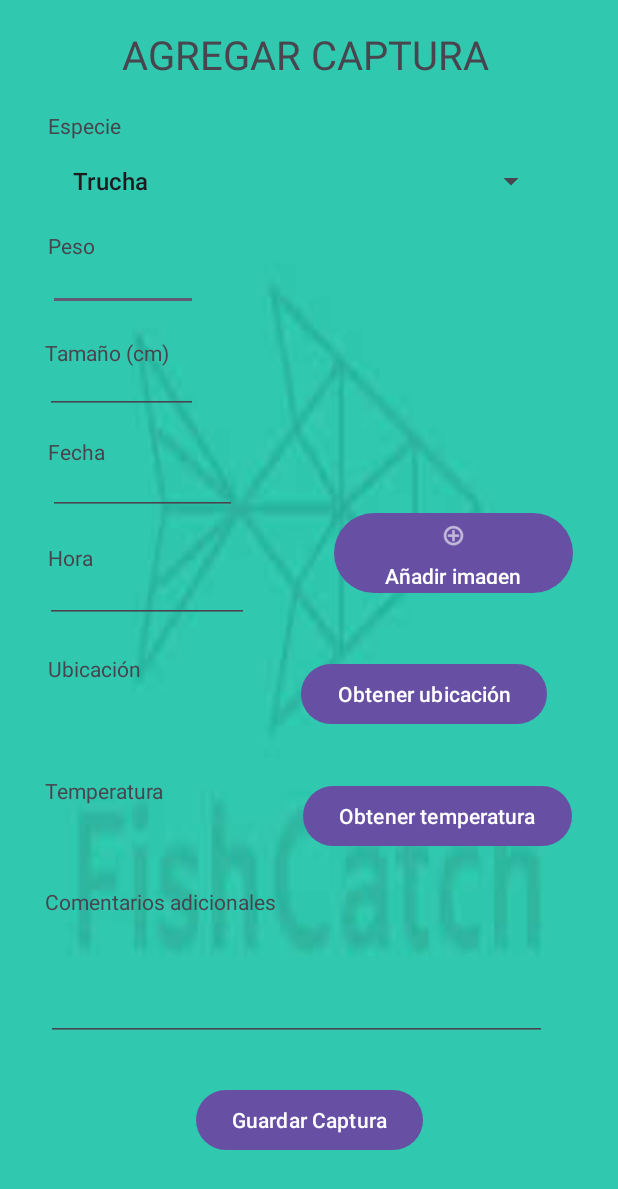
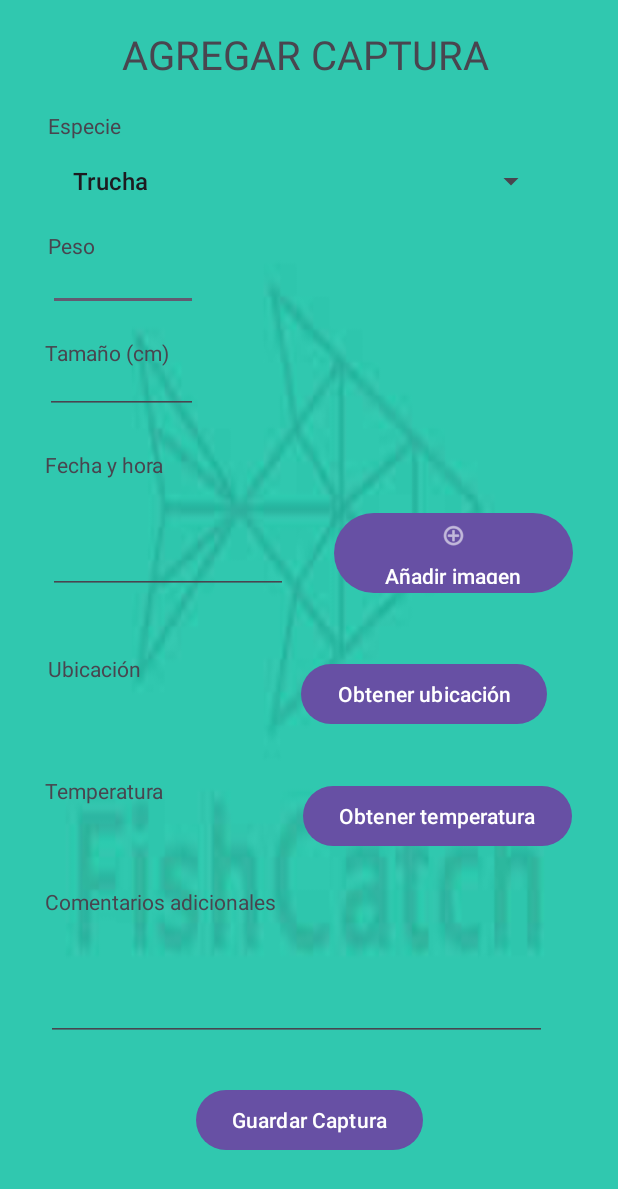
Before and after one commit to BartolomeGarcia/FishCatch, an Android app: the MainActivityAgregarCaptura screen opened directly, with no data from a screen before it, on a phone screen of 412 x 824 dp. Shown: the top 1189 px of the screen. Run offline under Robolectric (Android 15) with nearby library versions, the phone set to English and light mode, and no system bars.

Commit message:
Campo fecha y hora implementado para que aparezca en formato calendario

```diff
--- a/app/src/main/java/com/example/fishcatch/activities/MainActivityAgregarCaptura.java
+++ b/app/src/main/java/com/example/fishcatch/activities/MainActivityAgregarCaptura.java
@@ -1,5 +1,7 @@
 package com.example.fishcatch.activities;
 
+import android.app.DatePickerDialog;
+import android.app.TimePickerDialog;
 import android.content.Intent;
 import android.database.Cursor;
 import android.net.Uri;
@@ -8,19 +10,23 @@ import android.view.View;
 import android.widget.AdapterView;
 import android.widget.ArrayAdapter;
 import android.widget.Button;
+import android.widget.DatePicker;
 import android.widget.EditText;
 import android.widget.ImageView;
 import android.widget.Spinner;
 import android.widget.TextView;
+import android.widget.TimePicker;
 
 import androidx.annotation.Nullable;
 import androidx.appcompat.app.AppCompatActivity;
 
 import com.example.fishcatch.R;
-import com.example.fishcatch.model.Especie;
 import com.example.fishcatch.repositories.AdaptadorBaseDeDatos;
 
+import java.text.SimpleDateFormat;
 import java.util.ArrayList;
+import java.util.Calendar;
+import java.util.Locale;
 
 public class MainActivityAgregarCaptura extends AppCompatActivity implements AdapterView.OnItemSelectedListener {
     private Button botonAnnadirImagen;
@@ -30,14 +36,13 @@ public class MainActivityAgregarCaptura extends AppCompatActivity implements Ada
     private Spinner spinnerEspecies;
     private EditText peso;
     private EditText tamanno;
-    private EditText fecha;
-    private EditText hora;
+    private EditText fechaHora;
     private TextView ubicacion;
     private TextView temperatura;
     private EditText comentariosAdicionales;
     private Button botonObtenerUbicacion;
     private Button botonObtenerTemperatura;
-
+    private Calendar calendar;  //Para la fecha y hora
 
     @Override
     protected void onCreate(Bundle savedInstanceState) {
@@ -50,8 +55,7 @@ public class MainActivityAgregarCaptura extends AppCompatActivity implements Ada
         spinnerEspecies=findViewById(R.id.spinnerEspecies);
         peso=findViewById(R.id.editTextNumberDecimalPeso);
         tamanno=findViewById(R.id.editTextNumberTamanno);
-        fecha=findViewById(R.id.editTextDateFecha);
-        hora=findViewById(R.id.editTextTimeHora);
+        fechaHora=findViewById(R.id.editTextDateFechaHora);
         ubicacion=findViewById(R.id.textViewUbicacion);
         temperatura=findViewById(R.id.textViewTemperatura);
         comentariosAdicionales=findViewById(R.id.editTextTextComentariosAdicionales);
@@ -79,6 +83,44 @@ public class MainActivityAgregarCaptura extends AppCompatActivity implements Ada
             public void onClick(View v) {
                 abrirGaleria();
             }
+        });
+
+        //Fecha y Hora
+        calendar=Calendar.getInstance();
+        fechaHora.setOnClickListener(view -> {
+            // Mostrar selector de fecha
+            DatePickerDialog datePickerDialog = new DatePickerDialog(
+                    MainActivityAgregarCaptura.this,
+                    (DatePicker view1, int year, int month, int dayOfMonth) -> {
+                        calendar.set(Calendar.YEAR, year);
+                        calendar.set(Calendar.MONTH, month);
+                        calendar.set(Calendar.DAY_OF_MONTH, dayOfMonth);
+
+                        // Luego mostrar selector de hora
+                        TimePickerDialog timePickerDialog = new TimePickerDialog(
+                                MainActivityAgregarCaptura.this,
+                                (TimePicker timeView, int hourOfDay, int minute) -> {
+                                    calendar.set(Calendar.HOUR_OF_DAY, hourOfDay);
+                                    calendar.set(Calendar.MINUTE, minute);
+
+                                    // Formatear y mostrar
+                                    SimpleDateFormat sdf = new SimpleDateFormat("dd/MM/yyyy HH:mm", Locale.getDefault());
+                                    fechaHora.setText(sdf.format(calendar.getTime()));
+
+                                    // Guardar la fecha/hora en una variable
+                                    // Por ejemplo: Date fechaSeleccionada = calendar.getTime();
+                                },
+                                calendar.get(Calendar.HOUR_OF_DAY),
+                                calendar.get(Calendar.MINUTE),
+                                true
+                        );
+                        timePickerDialog.show();
+                    },
+                    calendar.get(Calendar.YEAR),
+                    calendar.get(Calendar.MONTH),
+                    calendar.get(Calendar.DAY_OF_MONTH)
+            );
+            datePickerDialog.show();
         });
     }
 
--- a/app/src/main/res/layout/activity_main_agregar_captura.xml
+++ b/app/src/main/res/layout/activity_main_agregar_captura.xml
@@ -103,51 +103,26 @@
         android:id="@+id/textView11"
         android:layout_width="wrap_content"
         android:layout_height="wrap_content"
-        android:text="Fecha"
+        android:text="Fecha y hora"
         app:layout_constraintBottom_toBottomOf="parent"
         app:layout_constraintEnd_toEndOf="parent"
-        app:layout_constraintHorizontal_bias="0.085"
+        app:layout_constraintHorizontal_bias="0.09"
         app:layout_constraintStart_toStartOf="parent"
         app:layout_constraintTop_toTopOf="parent"
-        app:layout_constraintVertical_bias="0.362" />
+        app:layout_constraintVertical_bias="0.373" />
 
     <EditText
-        android:id="@+id/editTextDateFecha"
-        android:layout_width="126dp"
-        android:layout_height="30dp"
+        android:id="@+id/editTextDateFechaHora"
+        android:layout_width="160dp"
+        android:layout_height="65dp"
         android:ems="10"
         android:inputType="date"
         app:layout_constraintBottom_toBottomOf="parent"
         app:layout_constraintEnd_toEndOf="parent"
-        app:layout_constraintHorizontal_bias="0.112"
+        app:layout_constraintHorizontal_bias="0.127"
         app:layout_constraintStart_toStartOf="parent"
         app:layout_constraintTop_toTopOf="parent"
-        app:layout_constraintVertical_bias="0.395" />
-
-    <TextView
-        android:id="@+id/textView12"
-        android:layout_width="wrap_content"
-        android:layout_height="wrap_content"
-        android:text="Hora"
-        app:layout_constraintBottom_toBottomOf="parent"
-        app:layout_constraintEnd_toEndOf="parent"
-        app:layout_constraintHorizontal_bias="0.083"
-        app:layout_constraintStart_toStartOf="parent"
-        app:layout_constraintTop_toTopOf="parent"
-        app:layout_constraintVertical_bias="0.45" />
-
-    <EditText
-        android:id="@+id/editTextTimeHora"
-        android:layout_width="136dp"
-        android:layout_height="32dp"
-        android:ems="10"
-        android:inputType="time"
-        app:layout_constraintBottom_toBottomOf="parent"
-        app:layout_constraintEnd_toEndOf="parent"
-        app:layout_constraintHorizontal_bias="0.109"
-        app:layout_constraintStart_toStartOf="parent"
-        app:layout_constraintTop_toTopOf="parent"
-        app:layout_constraintVertical_bias="0.484" />
+        app:layout_constraintVertical_bias="0.436" />
 
     <TextView
         android:id="@+id/textView13"
--- a/app/src/main/res/layout/activity_main_estadisticas_personales.xml
+++ b/app/src/main/res/layout/activity_main_estadisticas_personales.xml
@@ -20,4 +20,5 @@
         app:layout_constraintStart_toStartOf="parent"
         app:layout_constraintTop_toTopOf="parent"
         app:layout_constraintVertical_bias="0.081" />
+
 </androidx.constraintlayout.widget.ConstraintLayout>
```
